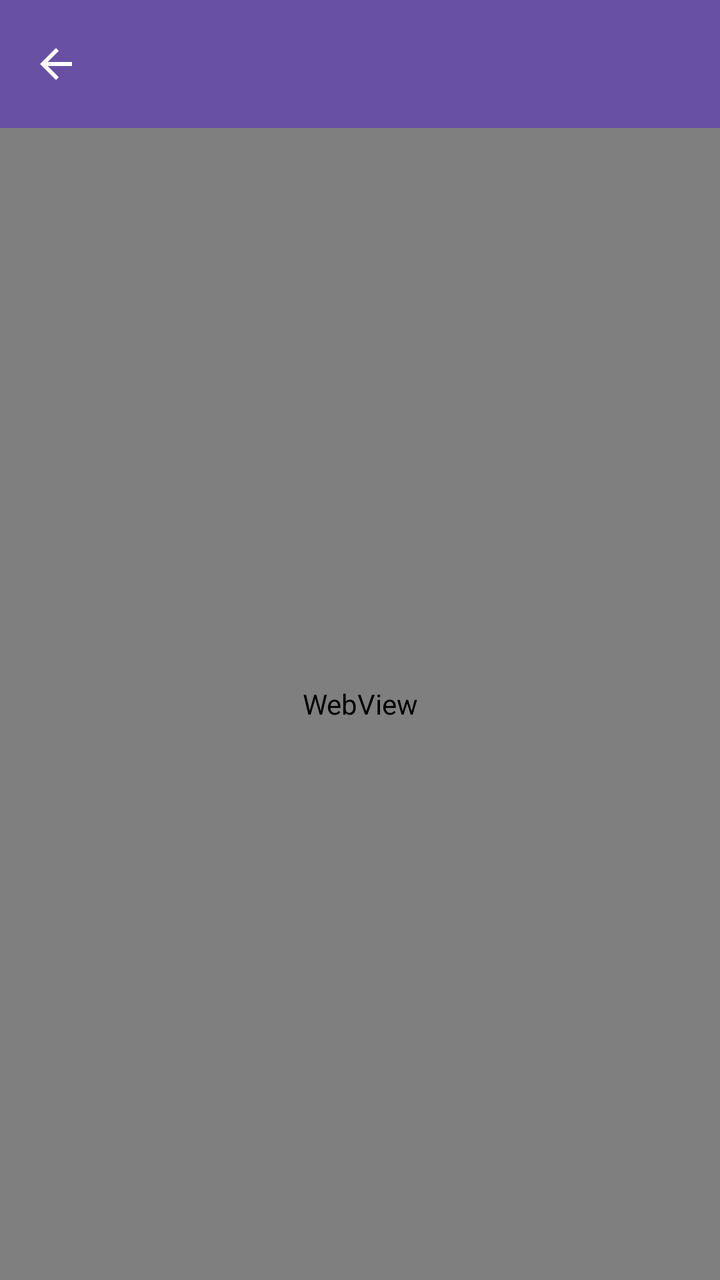
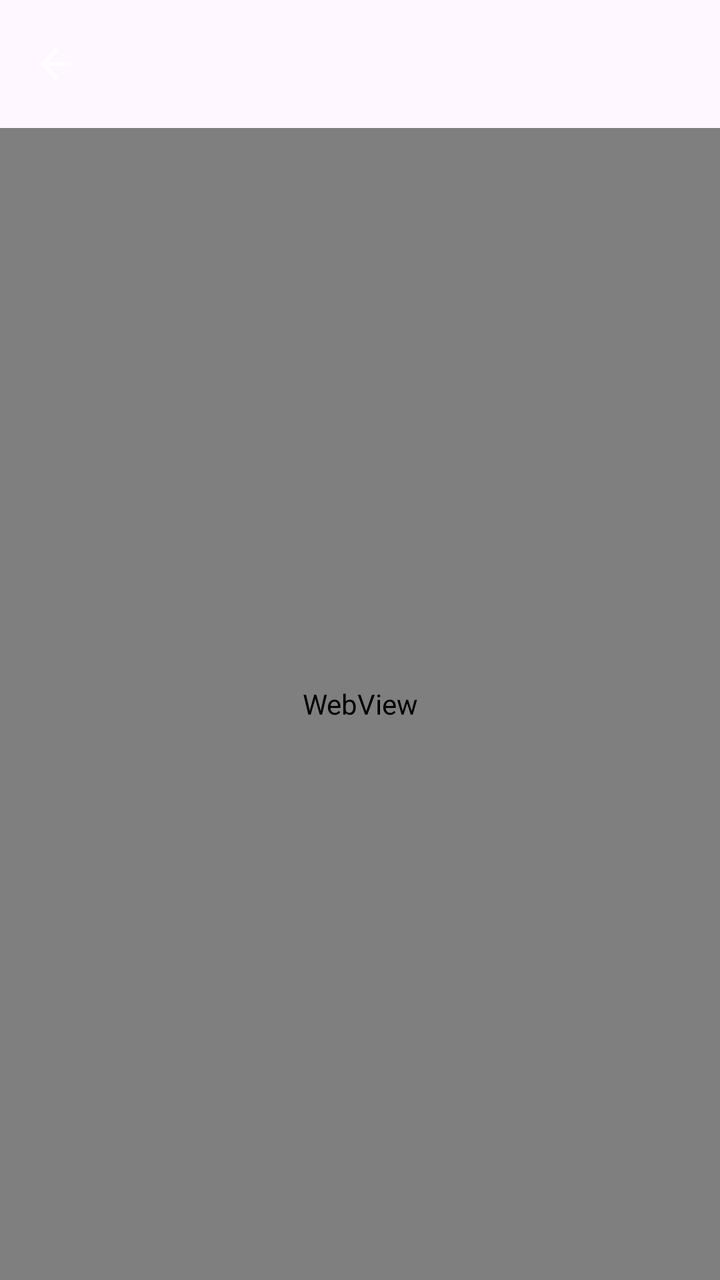

Two renders of the same Android screen: before a commit and after it. Below are the layout's source before the change and the commit's diff.
<!-- AndroidManifest.xml: application theme Theme.DeviceInfo -->
<!-- res/layout/fragment_web_view.xml -->
<?xml version="1.0" encoding="utf-8"?>
<androidx.constraintlayout.widget.ConstraintLayout
    xmlns:android="http://schemas.android.com/apk/res/android"
    xmlns:app="http://schemas.android.com/apk/res-auto"
    android:id="@+id/main"
    android:layout_width="match_parent"
    android:layout_height="match_parent">

    
    <androidx.appcompat.widget.Toolbar
        android:id="@+id/toolbar"
        android:layout_width="0dp"
        android:layout_height="?attr/actionBarSize"
        android:background="?attr/colorPrimary"
        android:theme="?attr/actionBarTheme"
        android:title="Web Page"
        app:titleTextColor="@android:color/white"
        app:navigationIcon="@drawable/ic_arrow_back"
        app:layout_constraintTop_toTopOf="parent"
        app:layout_constraintStart_toStartOf="parent"
        app:layout_constraintEnd_toEndOf="parent" />

    
    <WebView
        android:id="@+id/webview"
        android:layout_width="match_parent"
        android:layout_height="0dp"
        app:layout_constraintTop_toBottomOf="@id/toolbar"
        app:layout_constraintBottom_toBottomOf="parent"
        app:layout_constraintStart_toStartOf="parent"
        app:layout_constraintEnd_toEndOf="parent" />

</androidx.constraintlayout.widget.ConstraintLayout>
<!-- resources referenced by this layout -->
<resources>
  <!-- drawable ic_arrow_back (drawable) -->
  <vector xmlns:android="http://schemas.android.com/apk/res/android" android:autoMirrored="true" android:height="24dp" android:tint="#FFFFFF" android:viewportHeight="24" android:viewportWidth="24" android:width="24dp">
        
      <path android:fillColor="@android:color/white" android:pathData="M20,11H7.83l5.59,-5.59L12,4l-8,8 8,8 1.41,-1.41L7.83,13H20v-2z"/>
      
  </vector>
  <style name="Theme.DeviceInfo" parent="Theme.Material3.DayNight.NoActionBar">
          <item name="colorPrimary">@color/colorPrimary</item>
          <item name="colorPrimaryVariant">@color/colorPrimaryVariant</item>
          <item name="colorSecondary">@color/colorSecondary</item>
          <item name="colorSecondaryVariant">@color/colorSecondaryVariant</item>
          <item name="colorSurface">@color/colorSurface</item>
          <item name="colorSurfaceVariant">@color/colorSurfaceVariant</item>
          <item name="colorOnSurface">@color/colorOnSurface</item>
          <item name="colorOnSurfaceVariant">@color/colorOnSurfaceVariant</item>
          <item name="android:statusBarColor" tools:targetApi="l">?attr/colorSurfaceContainer</item>
          <item name="android:navigationBarColor" tools:targetApi="o">?attr/colorSurface</item>
      </style>
  <color name="colorPrimary">#6750A4</color>
  <color name="colorPrimaryVariant">#21005D</color>
  <color name="colorSecondary">#625B71</color>
  <color name="colorSecondaryVariant">#7D5260</color>
  <color name="colorSurface">#FEF7FF</color>
  <color name="colorSurfaceVariant">#E7E0EC</color>
  <color name="colorOnSurface">#1C1B1F</color>
  <color name="colorOnSurfaceVariant">#49454F</color>
</resources>

<!-- the commit's change to res/layout/fragment_web_view.xml (unified diff, before → after) -->
@@ -4,28 +4,43 @@
     xmlns:app="http://schemas.android.com/apk/res-auto"
     android:id="@+id/main"
     android:layout_width="match_parent"
-    android:layout_height="match_parent">
+    android:layout_height="match_parent"
+    android:background="?attr/colorSurface">
 
     
     <androidx.appcompat.widget.Toolbar
         android:id="@+id/toolbar"
         android:layout_width="0dp"
         android:layout_height="?attr/actionBarSize"
-        android:background="?attr/colorPrimary"
-        android:theme="?attr/actionBarTheme"
+        android:background="?attr/colorSurface"
         android:title="Web Page"
-        app:titleTextColor="@android:color/white"
+        app:titleTextColor="?attr/colorOnSurface"
         app:navigationIcon="@drawable/ic_arrow_back"
+        app:navigationIconTint="@color/black"
         app:layout_constraintTop_toTopOf="parent"
+        app:layout_constraintStart_toStartOf="parent"
+        app:layout_constraintEnd_toEndOf="parent" />
+
+    
+    <com.google.android.material.progressindicator.LinearProgressIndicator
+        android:id="@+id/progressIndicator"
+        android:layout_width="0dp"
+        android:layout_height="wrap_content"
+        android:indeterminate="false"
+        android:max="100"
+        android:visibility="gone"
+        app:trackColor="?attr/colorSurfaceVariant"
+        app:indicatorColor="?attr/colorPrimary"
+        app:layout_constraintTop_toBottomOf="@id/toolbar"
         app:layout_constraintStart_toStartOf="parent"
         app:layout_constraintEnd_toEndOf="parent" />
 
     
     <WebView
         android:id="@+id/webview"
-        android:layout_width="match_parent"
+        android:layout_width="0dp"
         android:layout_height="0dp"
-        app:layout_constraintTop_toBottomOf="@id/toolbar"
+        app:layout_constraintTop_toBottomOf="@id/progressIndicator"
         app:layout_constraintBottom_toBottomOf="parent"
         app:layout_constraintStart_toStartOf="parent"
         app:layout_constraintEnd_toEndOf="parent" />
<!-- resource entries referenced after the edit -->
@@ -1,5 +1,6 @@
 <!-- resources referenced by this layout -->
 <resources>
+  <color name="black">#FF000000</color>
   <!-- drawable ic_arrow_back (drawable) -->
   <vector xmlns:android="http://schemas.android.com/apk/res/android" android:autoMirrored="true" android:height="24dp" android:tint="#FFFFFF" android:viewportHeight="24" android:viewportWidth="24" android:width="24dp">
         
